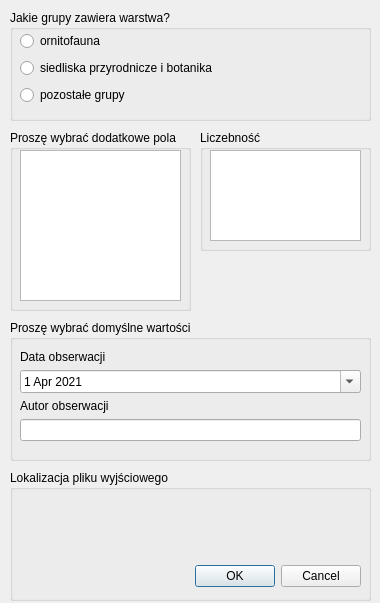
Before: the Qt Designer form podpinacz_dialog_base.ui in kamildrejer/podpinacz, drawn with Qt 5.
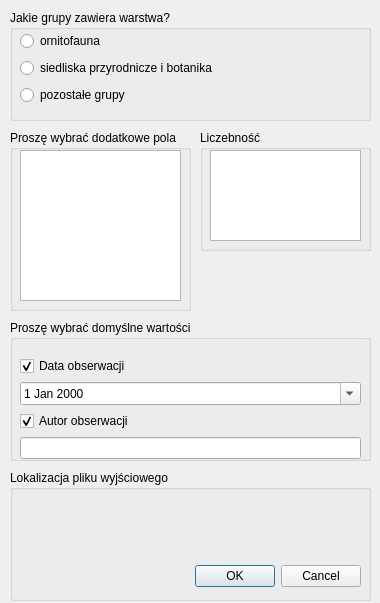
After: the same form once the commit is applied. Custom widgets are drawn as their Qt base class.

Commit message: Podpinacz wersja 1.0.3

What changed in the file:
```diff
--- a/podpinacz_dialog_base.ui
+++ b/podpinacz_dialog_base.ui
@@ -112,7 +112,7 @@
       <x>10</x>
       <y>10</y>
       <width>341</width>
-      <height>111</height>
+      <height>129</height>
      </rect>
     </property>
     <layout class="QVBoxLayout" name="data">
@@ -130,11 +130,31 @@
       </spacer>
      </item>
      <item>
-      <widget class="QLabel" name="label_2">
+      <layout class="QHBoxLayout" name="horizontalLayout_2">
+       <item>
+        <widget class="QCheckBox" name="czy_data_obs">
        <property name="text">
         <string>Data obserwacji</string>
        </property>
-      </widget>
+         <property name="checked">
+          <bool>true</bool>
+         </property>
+        </widget>
+       </item>
+       <item>
+        <spacer name="horizontalSpacer">
+         <property name="orientation">
+          <enum>Qt::Horizontal</enum>
+         </property>
+         <property name="sizeHint" stdset="0">
+          <size>
+           <width>40</width>
+           <height>20</height>
+          </size>
+         </property>
+        </spacer>
+       </item>
+      </layout>
      </item>
      <item>
       <widget class="QDateEdit" name="data_obs">
@@ -156,21 +176,34 @@
        <property name="calendarPopup">
         <bool>true</bool>
        </property>
-       <property name="date">
-        <date>
-         <year>2021</year>
-         <month>4</month>
-         <day>1</day>
-        </date>
-       </property>
       </widget>
      </item>
      <item>
-      <widget class="QLabel" name="label_3">
+      <layout class="QHBoxLayout" name="horizontalLayout_3">
+       <item>
+        <widget class="QCheckBox" name="czy_autor">
        <property name="text">
         <string>Autor obserwacji</string>
        </property>
-      </widget>
+         <property name="checked">
+          <bool>true</bool>
+         </property>
+        </widget>
+       </item>
+       <item>
+        <spacer name="horizontalSpacer_2">
+         <property name="orientation">
+          <enum>Qt::Horizontal</enum>
+         </property>
+         <property name="sizeHint" stdset="0">
+          <size>
+           <width>40</width>
+           <height>20</height>
+          </size>
+         </property>
+        </spacer>
+       </item>
+      </layout>
      </item>
      <item>
       <widget class="QLineEdit" name="autor"/>
```
Lines whose indentation alone changed are shown as unchanged. The commit also changes 2 other files.
